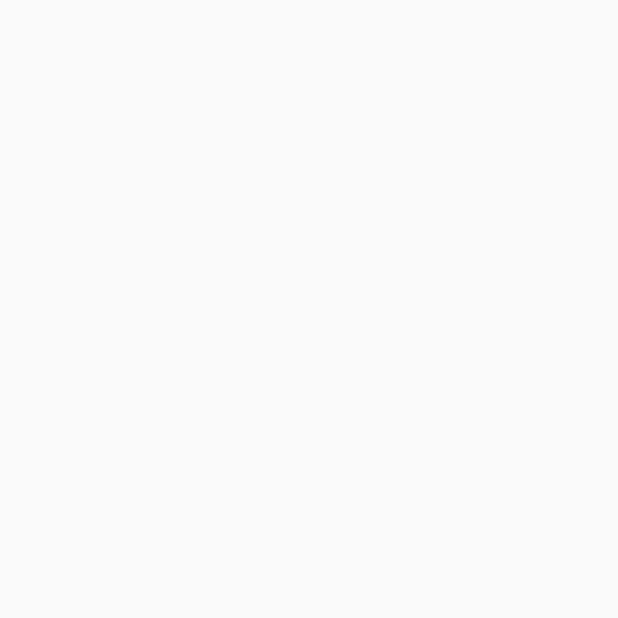
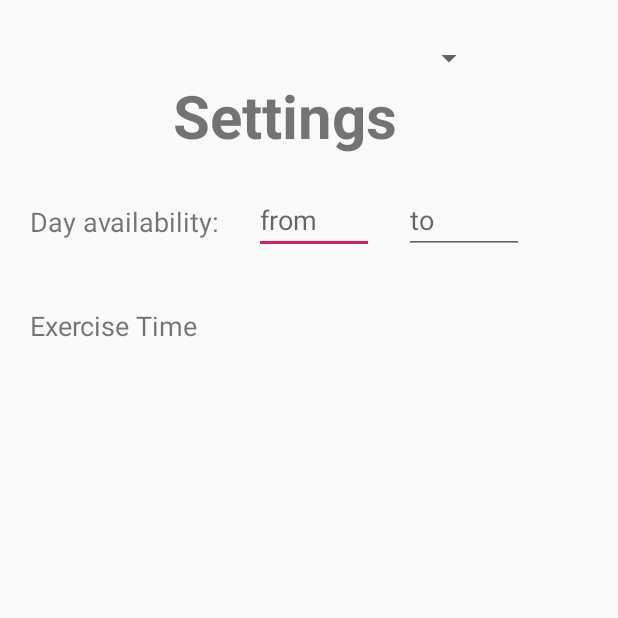
Before and after one commit to konossow/15seconds, an Android app: the SettingsActivity screen opened directly, with no data from a screen before it, on a phone screen of 412 x 824 dp, the top half of it. Before the commit the part shown is empty. Run offline under Robolectric (Android 15) with nearby library versions, the phone set to English and light mode, and no system bars.

Commit message:
Merge branch 'master' of C:\Users\mlapi\Desktop\15seconds with conflicts.

```diff
--- a/app/src/main/java/com/behealthy/hackathon/fifteenseconds/SettingsActivity.kt
+++ b/app/src/main/java/com/behealthy/hackathon/fifteenseconds/SettingsActivity.kt
@@ -8,5 +8,6 @@ class SettingsActivity : Activity() {
     override fun onCreate(savedInstanceState: Bundle?) {
         super.onCreate(savedInstanceState)
         setContentView(R.layout.activity_settings)
+
     }
 }
--- a/app/src/main/res/layout/activity_settings.xml
+++ b/app/src/main/res/layout/activity_settings.xml
@@ -7,4 +7,50 @@
         android:layout_height="match_parent"
         tools:context=".SettingsActivity">
 
+    <TextView
+            android:text="@string/settings"
+            android:layout_width="224dp"
+            android:layout_height="84dp"
+            android:id="@+id/Day" app:layout_constraintStart_toStartOf="parent"
+            android:layout_marginStart="50dp"
+            android:layout_marginTop="50dp" app:layout_constraintTop_toTopOf="parent" android:textStyle="bold"
+            android:layout_marginEnd="8dp" app:layout_constraintEnd_toEndOf="parent"
+            android:textSize="40sp"/>
+    <TextView
+            android:text="@string/day_availability"
+            android:layout_width="149dp"
+            android:layout_height="49dp"
+            android:id="@+id/textView3" app:layout_constraintStart_toStartOf="parent"
+            android:layout_marginStart="20dp"
+            android:layout_marginTop="135dp" app:layout_constraintTop_toTopOf="parent"
+            android:textSize="18sp"/>
+    <EditText
+            android:layout_width="80dp"
+            android:layout_height="41dp"
+            android:inputType="time"
+            android:ems="10"
+            android:id="@+id/editText"
+            app:layout_constraintStart_toEndOf="@+id/textView3" android:layout_marginTop="128dp"
+            app:layout_constraintTop_toTopOf="parent" android:hint="from"/>
+    android:layout_marginTop="140dp" app:layout_constraintTop_toTopOf="parent"/>
+    <EditText
+            android:layout_width="80dp"
+            android:layout_height="41dp"
+            android:inputType="time"
+            android:ems="10"
+            android:id="@+id/editText2"
+            app:layout_constraintStart_toEndOf="@+id/editText" android:layout_marginStart="20dp"
+            android:layout_marginTop="128dp" app:layout_constraintTop_toTopOf="parent" android:hint="to"/>
+    <Spinner
+            android:layout_width="132dp"
+            android:layout_height="77dp" tools:layout_editor_absoluteY="204dp"
+            android:id="@+id/exerciseSpinner" app:layout_constraintStart_toEndOf="@+id/textView4"
+            android:layout_marginStart="8dp"/>
+    <TextView
+            android:text="Exercise Time"
+            android:layout_width="163dp"
+            android:layout_height="77dp"
+            android:id="@+id/textView4"
+            android:textSize="18sp" app:layout_constraintStart_toStartOf="parent" android:layout_marginStart="20dp"
+            android:layout_marginTop="20dp" app:layout_constraintTop_toBottomOf="@+id/textView3"/>
 </android.support.constraint.ConstraintLayout>
--- a/app/src/main/res/values/strings.xml
+++ b/app/src/main/res/values/strings.xml
@@ -7,4 +7,6 @@
     <string name="settingsButtonName">Settings</string>
 
 
+    <string name="settings">Settings</string>
+    <string name="day_availability">Day availability:</string>
 </resources>
```
